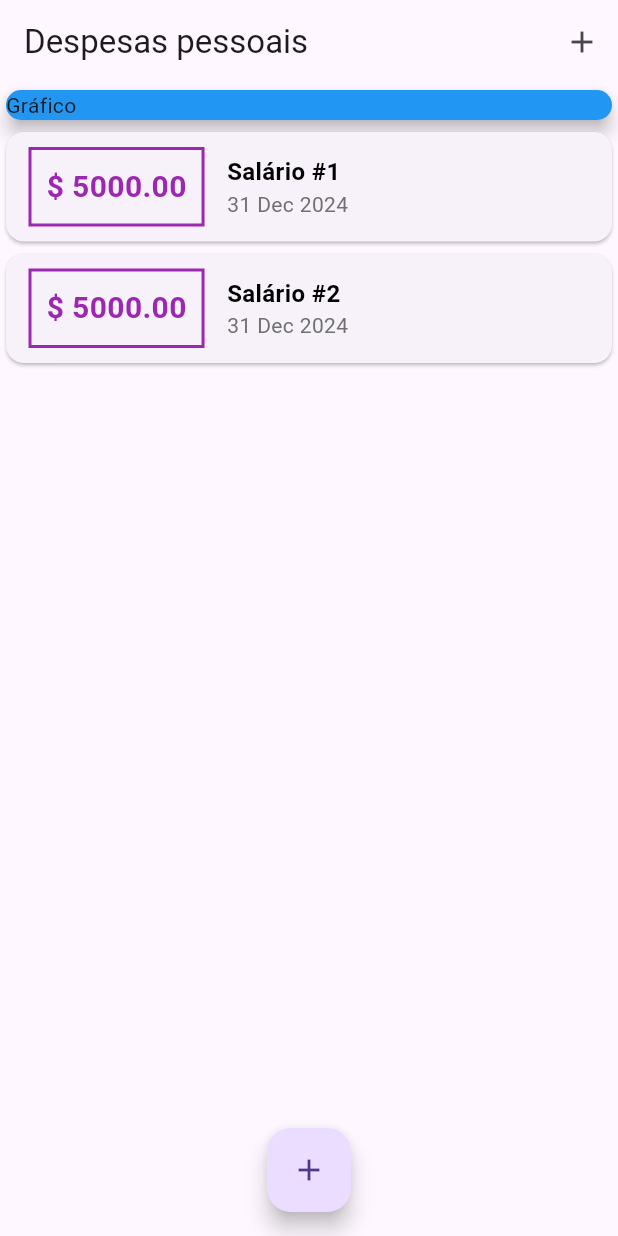
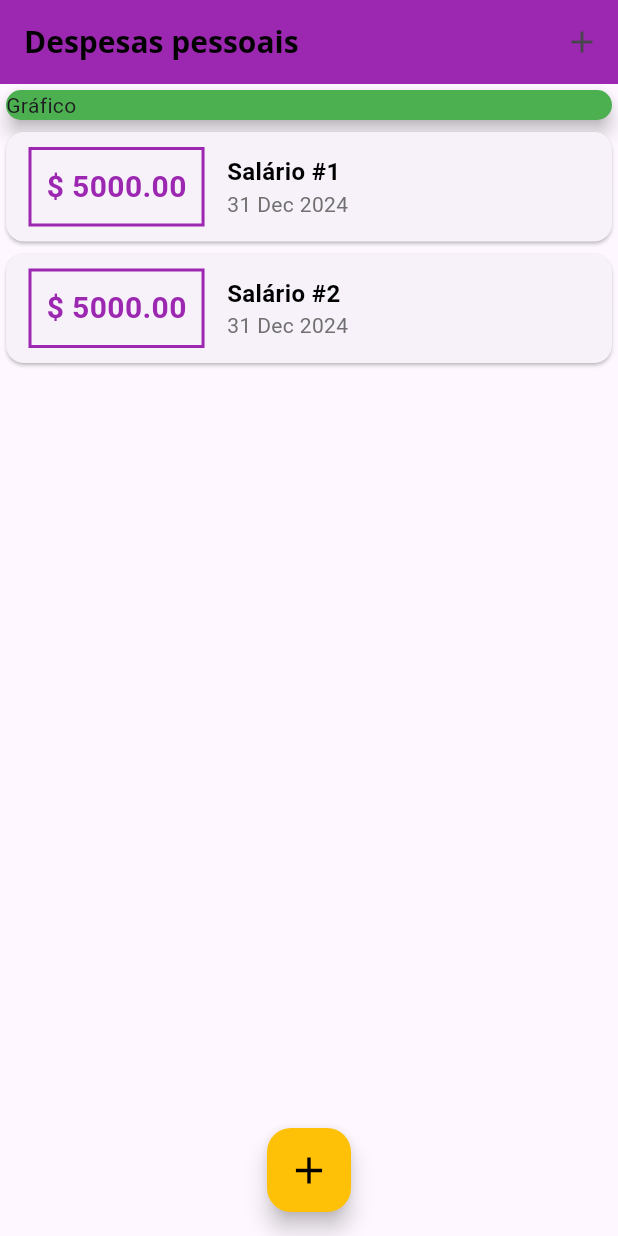
Before and after one commit to cnxarmando/expenseapp, a Flutter app: the screen it shows after launch, on a phone screen of 412 x 824 dp. Run offline on Flutter 3.47's test engine with Material 3 defaults, Android fonts, the phone set to English and light mode, and no system bars.

Commit message:
Font implementation

```diff
--- a/lib/components/transaction_list.dart
+++ b/lib/components/transaction_list.dart
@@ -25,7 +25,7 @@ class TransactionList extends StatelessWidget {
                   ),
                   decoration: BoxDecoration(
                     border: Border.all(
-                      color: Colors.purple,
+                      color: Theme.of(context).colorScheme.primary,
                       width: 2,
                     ),
                   ),
@@ -34,7 +34,7 @@ class TransactionList extends StatelessWidget {
                       style: TextStyle(
                         fontWeight: FontWeight.bold,
                         fontSize: 20,
-                        color: Colors.purple,
+                        color: Theme.of(context).colorScheme.primary,
                       )),
                 ),
                 Column(
--- a/lib/main.dart
+++ b/lib/main.dart
@@ -6,7 +6,9 @@ import 'dart:math';
 import 'package:flutter/material.dart';
 
 void main() {
-  runApp(ExpenseApp());
+  runApp(
+    ExpenseApp(),
+  );
 }
 
 class ExpenseApp extends StatelessWidget {
@@ -14,8 +16,31 @@ class ExpenseApp extends StatelessWidget {
 
   @override
   Widget build(BuildContext context) {
+    final ThemeData thema = ThemeData();
     return MaterialApp(
       home: MyHomePage(),
+      theme: thema.copyWith(
+        colorScheme: thema.colorScheme.copyWith(
+            primary: Colors.purple,
+            secondary: Colors.green,
+            tertiary: Colors.amber),
+        textTheme: thema.textTheme.copyWith(
+          titleLarge: TextStyle(
+            fontFamily: 'Quicksand',
+            fontSize: 18,
+            fontWeight: FontWeight.bold,
+            color: Colors.black,
+          ),
+        ),
+        appBarTheme: AppBarTheme(
+          titleTextStyle: TextStyle(
+            fontFamily: 'OpenSans',
+            fontSize: 20,
+            fontWeight: FontWeight.bold,
+            color: Colors.black,
+          ),
+        ),
+      ),
     );
   }
 }
@@ -49,18 +74,23 @@ class _MyHomePageState extends State<MyHomePage> {
       date: DateTime.now(),
     );
 
-    setState(() {
-      _transactions.add(newTransaction);
-    });
+    setState(
+      () {
+        _transactions.add(newTransaction);
+      },
+    );
+
+    Navigator.of(context).pop();
   }
 
   _openTransactionFormModal(BuildContext context) {
     // Abre modal para adicionar transação
     showModalBottomSheet(
-        context: context,
-        builder: (_) {
-          return TransactionForm(_addTransaction);
-        });
+      context: context,
+      builder: (_) {
+        return TransactionForm(_addTransaction);
+      },
+    );
   }
 
   @override
@@ -68,6 +98,8 @@ class _MyHomePageState extends State<MyHomePage> {
     return Scaffold(
       appBar: AppBar(
         title: Text('Despesas pessoais'),
+        backgroundColor: Theme.of(context).colorScheme.primary,
+        elevation: 0,
         actions: <Widget>[
           IconButton(
             icon: Icon(Icons.add),
@@ -85,7 +117,7 @@ class _MyHomePageState extends State<MyHomePage> {
           children: <Widget>[
             Container(
               child: Card(
-                color: Colors.blue,
+                color: Theme.of(context).colorScheme.secondary,
                 child: Text("Gráfico"),
                 elevation: 5,
               ),
@@ -95,7 +127,12 @@ class _MyHomePageState extends State<MyHomePage> {
         ),
       ),
       floatingActionButton: FloatingActionButton(
-        child: Icon(Icons.add),
+        backgroundColor: Theme.of(context).colorScheme.tertiary,
+        child: Icon(
+          Icons.add,
+          size: 30,
+          color: Colors.black,
+        ),
         onPressed: () {
           _openTransactionFormModal(context);
           // função que abre modal
```
Also changed, not shown: pubspec.yaml (+12 -6 lines), assets/fonts/OpenSans-Bold.ttf (added), assets/fonts/OpenSans-Regular.ttf (added), assets/fonts/Quicksand-Bold.ttf (added), assets/fonts/Quicksand-Light.ttf (added), assets/fonts/Quicksand-Medium.ttf (added), assets/fonts/Quicksand-Regular.ttf (added).
